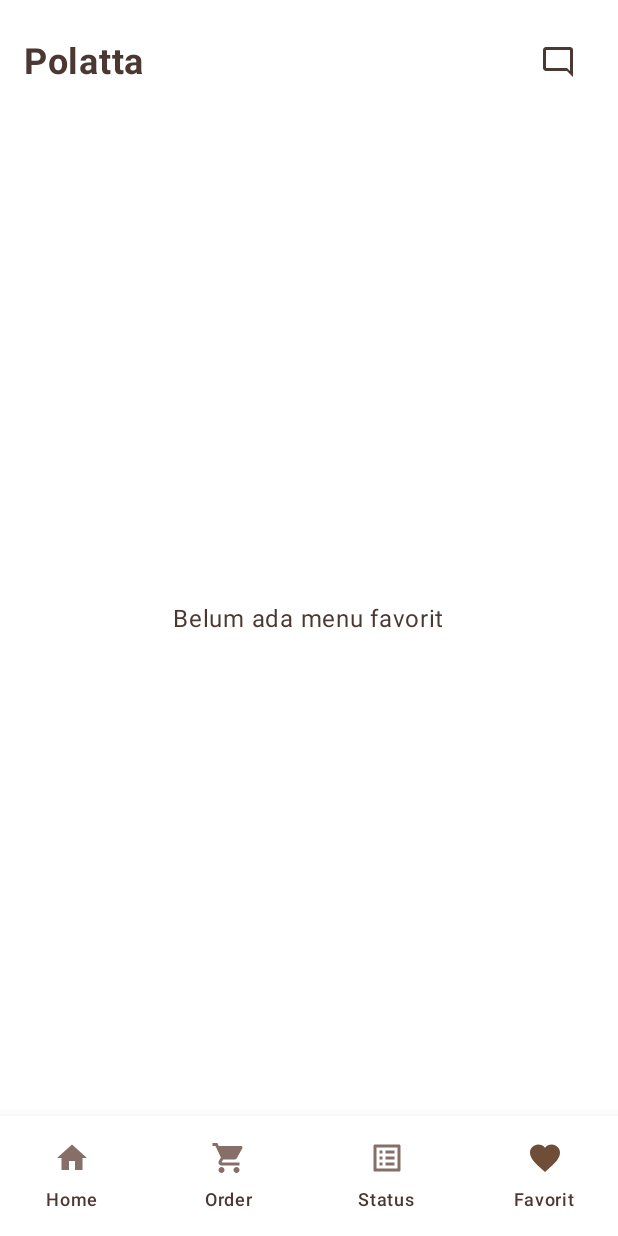
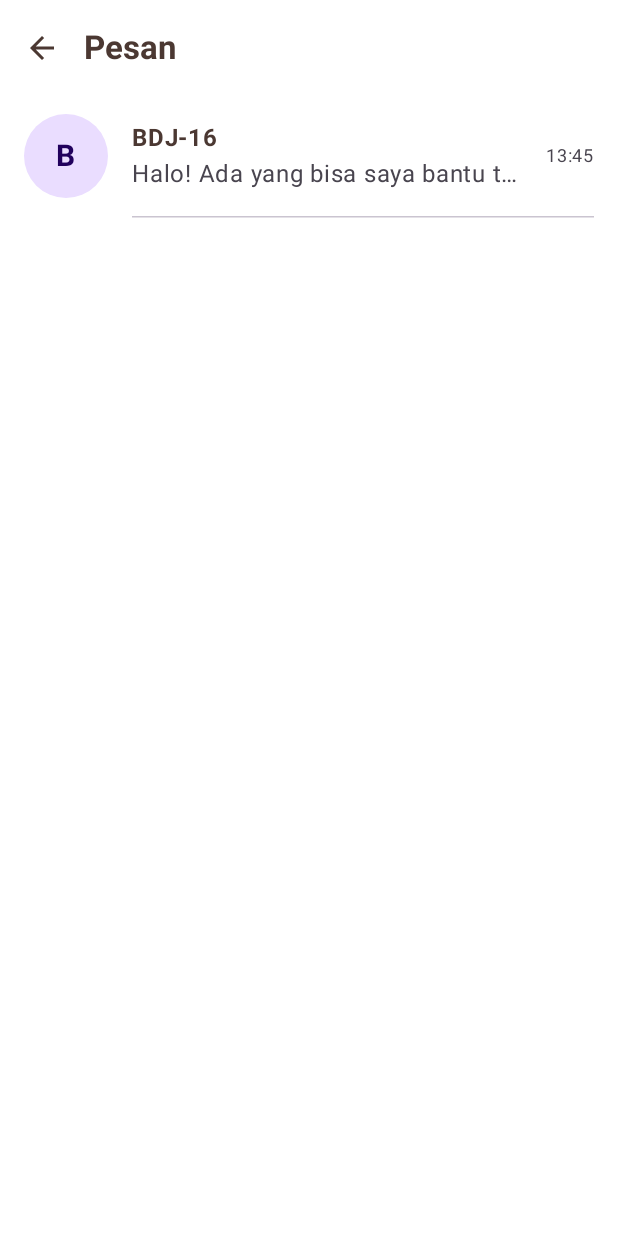
Before and after one commit to NazmiHakim/PolattaApp, an Android app built with Jetpack Compose: the FavoriteScreen screen opened through its navigation route, after a tap on "Message", on a phone screen of 412 x 824 dp. Run offline under Robolectric (Android 15) with nearby library versions, the phone set to English and light mode, and no system bars.

Commit message:
Feat: Implement Chat Functionality
This commit introduces a new chat feature, allowing users to communicate with an admin.

Changes include:
- **`ChatScreen.kt`**: New screen for displaying chat messages between the user and an admin ("BDJ-16"). Includes functionality for sending messages and simulated admin replies with a delay.
- **`ChatListScreen.kt`**: New screen to display a list of chats. Currently shows a single chat item with "BDJ-16".
- **`TopBar.kt`**: Modified to include an `onChatClick` parameter to handle navigation to the chat feature.
- **`FavoriteScreen.kt` & `PolattaScreen.kt`**: Updated to pass the `onChatClick` handler to the `TopBar`.
- **`PolattaApp.kt`**:
    - Integrated `ChatListScreen` and `ChatScreen` into the navigation graph.
    - Updated `PolattaScreen` and `FavoriteScreen` composable calls to include the `onChatClick` parameter for navigating to `ChatListScreen`.
- **`Navigation.kt`**: Added new routes `Screen.ChatList` and `Screen.ChatDetail` for the chat feature.
- **`StatusScreen.kt`**: Removed commented-out `Image` composable.

```diff
--- a/app/src/main/java/com/example/pondokcokelathatta/ui/components/TopBar.kt
+++ b/app/src/main/java/com/example/pondokcokelathatta/ui/components/TopBar.kt
@@ -16,7 +16,7 @@ import androidx.compose.ui.unit.sp
 import com.example.pondokcokelathatta.ui.theme.TextPrimary
 
 @Composable
-fun TopBar() {
+fun TopBar(onChatClick: () -> Unit) { // MODIFIKASI: Tambahkan parameter onChatClick
     Row(
         modifier = Modifier
             .fillMaxWidth()
@@ -26,7 +26,7 @@ fun TopBar() {
     ) {
         Text("Polatta", fontSize = 24.sp, fontWeight = FontWeight.Bold, color = TextPrimary)
         Spacer(modifier = Modifier.weight(1f)) // Mendorong ikon ke kanan
-        IconButton(onClick = { /* TODO: Aksi klik untuk pesan */ }) {
+        IconButton(onClick = onChatClick) { // MODIFIKASI: Panggil onChatClick di sini
             Icon(
                 imageVector = Icons.Outlined.ChatBubbleOutline,
                 contentDescription = "Message",
--- /dev/null
+++ b/app/src/main/java/com/example/pondokcokelathatta/ui/screens/ChatListScreen.kt
@@ -0,0 +1,120 @@
+package com.example.pondokcokelathatta.ui.screens
+
+import androidx.compose.foundation.background
+import androidx.compose.foundation.clickable
+import androidx.compose.foundation.layout.*
+import androidx.compose.foundation.lazy.LazyColumn
+import androidx.compose.foundation.shape.CircleShape
+import androidx.compose.material.icons.Icons
+import androidx.compose.material.icons.automirrored.filled.ArrowBack
+import androidx.compose.material3.*
+import androidx.compose.runtime.Composable
+import androidx.compose.ui.Alignment
+import androidx.compose.ui.Modifier
+import androidx.compose.ui.draw.clip
+import androidx.compose.ui.text.font.FontWeight
+import androidx.compose.ui.text.style.TextOverflow
+import androidx.compose.ui.unit.dp
+import androidx.compose.ui.unit.sp
+import androidx.navigation.NavController
+import com.example.pondokcokelathatta.ui.navigation.Screen
+
+@OptIn(ExperimentalMaterial3Api::class)
+@Composable
+fun ChatListScreen(
+    navController: NavController,
+    onBack: () -> Unit
+) {
+    Scaffold(
+        topBar = {
+            TopAppBar(
+                title = { Text("Pesan") },
+                navigationIcon = {
+                    IconButton(onClick = onBack) {
+                        Icon(Icons.AutoMirrored.Filled.ArrowBack, contentDescription = "Kembali")
+                    }
+                },
+                colors = TopAppBarDefaults.topAppBarColors(containerColor = MaterialTheme.colorScheme.surface)
+            )
+        }
+    ) { paddingValues ->
+        LazyColumn(
+            modifier = Modifier
+                .fillMaxSize()
+                .padding(paddingValues)
+        ) {
+            item {
+                ChatListItem(
+                    chatName = "BDJ-16",
+                    lastMessage = "Halo! Ada yang bisa saya bantu terkait pesanan Anda?",
+                    timestamp = "13:45", // Contoh timestamp
+                    onClick = {
+                        // Navigasi ke halaman detail chat
+                        navController.navigate(Screen.ChatDetail.route)
+                    }
+                )
+            }
+        }
+    }
+}
+
+@Composable
+fun ChatListItem(
+    chatName: String,
+    lastMessage: String,
+    timestamp: String,
+    onClick: () -> Unit
+) {
+    Row(
+        modifier = Modifier
+            .fillMaxWidth()
+            .clickable(onClick = onClick)
+            .padding(horizontal = 16.dp, vertical = 12.dp),
+        verticalAlignment = Alignment.CenterVertically
+    ) {
+        // Avatar
+        Box(
+            modifier = Modifier
+                .size(56.dp)
+                .clip(CircleShape)
+                .background(MaterialTheme.colorScheme.primaryContainer),
+            contentAlignment = Alignment.Center
+        ) {
+            Text(
+                text = chatName.firstOrNull()?.toString() ?: "A",
+                fontWeight = FontWeight.Bold,
+                color = MaterialTheme.colorScheme.onPrimaryContainer,
+                fontSize = 20.sp
+            )
+        }
+
+        Spacer(modifier = Modifier.width(16.dp))
+
+        // Nama dan Pesan Terakhir
+        Column(
+            modifier = Modifier.weight(1f)
+        ) {
+            Text(
+                text = chatName,
+                fontWeight = FontWeight.Bold,
+                fontSize = 16.sp
+            )
+            Text(
+                text = lastMessage,
+                color = MaterialTheme.colorScheme.onSurfaceVariant,
+                maxLines = 1,
+                overflow = TextOverflow.Ellipsis
+            )
+        }
+
+        Spacer(modifier = Modifier.width(16.dp))
+
+        // Timestamp
+        Text(
+            text = timestamp,
+            color = MaterialTheme.colorScheme.onSurfaceVariant,
+            fontSize = 12.sp
+        )
+    }
+    HorizontalDivider(modifier = Modifier.padding(start = 88.dp, end = 16.dp))
+}
--- a/app/src/main/java/com/example/pondokcokelathatta/ui/screens/FavoriteScreen.kt
+++ b/app/src/main/java/com/example/pondokcokelathatta/ui/screens/FavoriteScreen.kt
@@ -20,12 +20,13 @@ fun FavoriteScreen(
     modifier: Modifier = Modifier,
     menuViewModel: MenuViewModel,
     onItemClick: (MenuItem) -> Unit,
-    showCheckoutButton: Boolean
+    showCheckoutButton: Boolean,
+    onChatClick: () -> Unit // TAMBAHKAN PARAMETER INI
 ) {
     val favoriteItems by menuViewModel.favorites.collectAsState()
 
     Column(modifier = modifier.fillMaxSize()) {
-        TopBar()
+        TopBar(onChatClick = onChatClick) // PERBARUI BARIS INI
         if (favoriteItems.isEmpty()) {
             Box(
                 contentAlignment = Alignment.Center,
--- a/app/src/main/java/com/example/pondokcokelathatta/ui/screens/PolattaApp.kt
+++ b/app/src/main/java/com/example/pondokcokelathatta/ui/screens/PolattaApp.kt
@@ -55,6 +55,9 @@ fun PolattaApp() {
                         onProfileClick = {
                             navController.navigate(Screen.Profile.route)
                         },
+                        onChatClick = {
+                            navController.navigate(Screen.ChatList.route)
+                        },
                         showCheckoutButton = showCheckoutButton
                     )
                     AnimatedVisibility(
@@ -92,6 +95,9 @@ fun PolattaApp() {
                         onItemClick = { menuItem ->
                             navController.navigate(Screen.Detail.createRoute(menuItem.name))
                         },
+                        onChatClick = {
+                            navController.navigate(Screen.ChatList.route)
+                        },
                         showCheckoutButton = showCheckoutButton
                     )
                     AnimatedVisibility(
@@ -119,6 +125,20 @@ fun PolattaApp() {
                 }
             }
         }
+
+        composable(Screen.ChatList.route) {
+            ChatListScreen(
+                navController = navController,
+                onBack = { navController.popBackStack() }
+            )
+        }
+
+        composable(Screen.ChatDetail.route) {
+            ChatScreen(
+                onBack = { navController.popBackStack() }
+            )
+        }
+
         composable(Screen.Detail.route) { backStackEntry ->
             val itemName = backStackEntry.arguments?.getString("itemName")
             val menuItem = (DummyData.recommendations + DummyData.menuItems).find { it.name == itemName }
@@ -153,7 +173,6 @@ fun PolattaApp() {
                 )
             }
         }
-
         composable(Screen.Status.route) {
             Scaffold(
                 topBar = {
@@ -169,7 +188,6 @@ fun PolattaApp() {
                 )
             }
         }
-
         composable(Screen.Profile.route) {
             Scaffold(
                 topBar = {
--- a/app/src/main/java/com/example/pondokcokelathatta/ui/screens/PolattaScreen.kt
+++ b/app/src/main/java/com/example/pondokcokelathatta/ui/screens/PolattaScreen.kt
@@ -18,7 +18,8 @@ import com.example.pondokcokelathatta.ui.viewmodel.MenuViewModel
 fun PolattaScreen(
     modifier: Modifier = Modifier,
     onItemClick: (MenuItem) -> Unit,
-    onProfileClick: () -> Unit, // ADD THIS PARAMETER
+    onProfileClick: () -> Unit,
+    onChatClick: () -> Unit, // TAMBAHKAN PARAMETER INI
     menuViewModel: MenuViewModel,
     showCheckoutButton: Boolean
 ) {
@@ -48,7 +49,7 @@ fun PolattaScreen(
         modifier = modifier.fillMaxSize(),
         contentPadding = PaddingValues(bottom = if (showCheckoutButton) 80.dp else 0.dp)
     ) {
-        item { TopBar() }
+        item { TopBar(onChatClick = onChatClick) }
         item { SearchBar(query = searchQuery, onQueryChange = { searchQuery = it }) }
 
         if (filteredMenuItems != null) {
--- a/app/src/main/java/com/example/pondokcokelathatta/ui/screens/StatusScreen.kt
+++ b/app/src/main/java/com/example/pondokcokelathatta/ui/screens/StatusScreen.kt
@@ -117,8 +117,6 @@ fun HistoryTab() {
         }
     }
 }
-
-
                 // Please add the image 'history_item_image.png' to your drawable resources
 //                Image(
 //                    painter = painterResource(id = R.drawable.history_item_image),
```
Also changed, not shown: app/src/main/java/com/example/pondokcokelathatta/ui/navigation/Navigation.kt (+8 -3 lines), app/src/main/java/com/example/pondokcokelathatta/ui/screens/ChatScreen.kt (added, +178 -0 lines).
